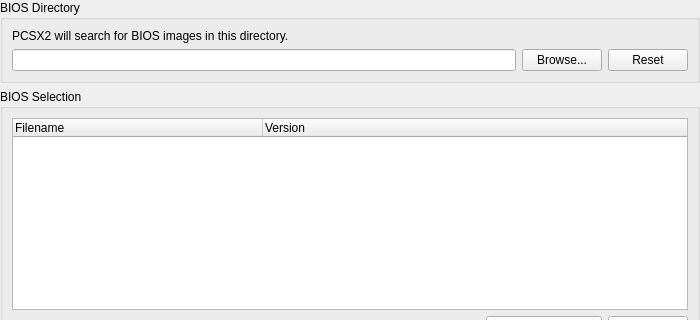
Before: the Qt Designer form pcsx2-qt/Settings/BIOSSettingsWidget.ui in SgtBilko76/ARMSX2-Quest, drawn with Qt 5; both pictures show x 0 to 700 and y 0 to 320 of the 700 by 500 pixel window.
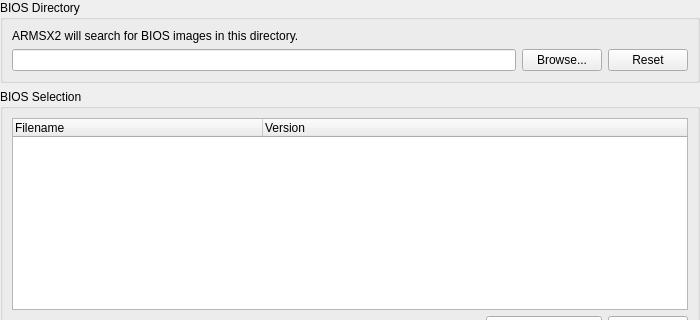
After: the same form once the commit is applied.

Commit message: Rebrand user-facing PCSX2 references to ARMSX2; fix Help menu

Patch:
```diff
--- a/pcsx2-qt/Settings/BIOSSettingsWidget.ui
+++ b/pcsx2-qt/Settings/BIOSSettingsWidget.ui
@@ -32,7 +32,7 @@
       <item row="0" column="0" colspan="2">
        <widget class="QLabel" name="label_3">
         <property name="text">
-         <string>PCSX2 will search for BIOS images in this directory.</string>
+         <string>ARMSX2 will search for BIOS images in this directory.</string>
         </property>
         <property name="wordWrap">
          <bool>true</bool>
```
The commit also changes 33 other files.
